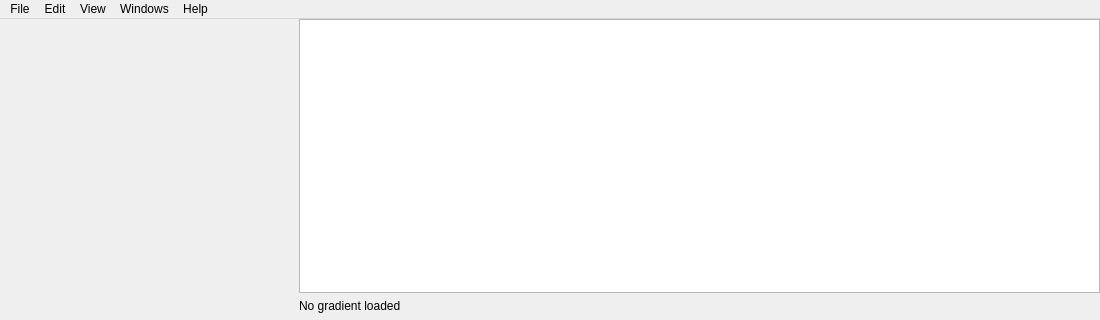
This is ui/main_window.ui in who8mypnuts/Fractalchemy as Qt 5 draws it before an edit; both pictures show x 0 to 1100 and y 0 to 320 of the 1100 by 680 pixel window. The edited form follows.
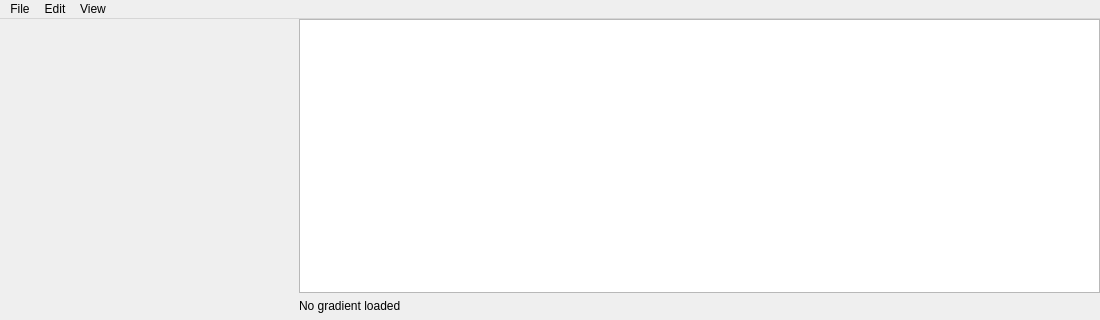
This is the edited form. Custom widgets are drawn as their Qt base class.

```diff
--- a/ui/main_window.ui
+++ b/ui/main_window.ui
@@ -147,21 +147,9 @@
     <addaction name="actionToggleLibrary"/>
     <addaction name="actionRefreshLibrary"/>
    </widget>
-   <widget class="QMenu" name="menuWindows">
-    <property name="title">
-     <string>Windows</string>
-    </property>
-   </widget>
-   <widget class="QMenu" name="menuHelp">
-    <property name="title">
-     <string>Help</string>
-    </property>
-   </widget>
    <addaction name="menuFile"/>
    <addaction name="menuEdit"/>
    <addaction name="menuView"/>
-   <addaction name="menuWindows"/>
-   <addaction name="menuHelp"/>
   </widget>
   <widget class="QStatusBar" name="statusbar"/>
   <action name="actionOpen">
```
